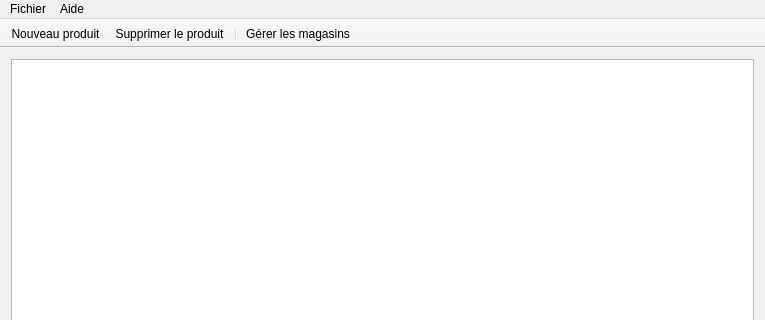
Qt form mainwindow.ui (Deuchnord/Hermes) before a commit; both pictures show x 0 to 765 and y 0 to 320 of the 765 by 610 pixel window.
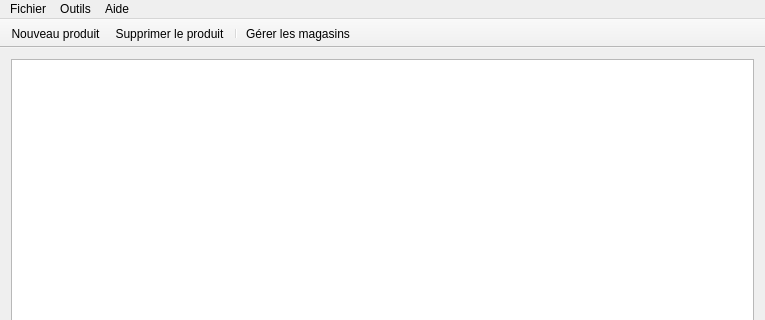
The same form after that commit. Icons and pictures are not drawn.

```diff
--- a/mainwindow.ui
+++ b/mainwindow.ui
@@ -53,7 +53,14 @@
     <addaction name="actionReportBug"/>
     <addaction name="actionAPropos"/>
    </widget>
+   <widget class="QMenu" name="menuOutil">
+    <property name="title">
+     <string>Outils</string>
+    </property>
+    <addaction name="actionSettings"/>
+   </widget>
    <addaction name="menuFichier"/>
+   <addaction name="menuOutil"/>
    <addaction name="menuAide"/>
   </widget>
   <widget class="QToolBar" name="mainToolBar">
```
Left out of the diff: 5 changed lines with no effect on the pictures.
